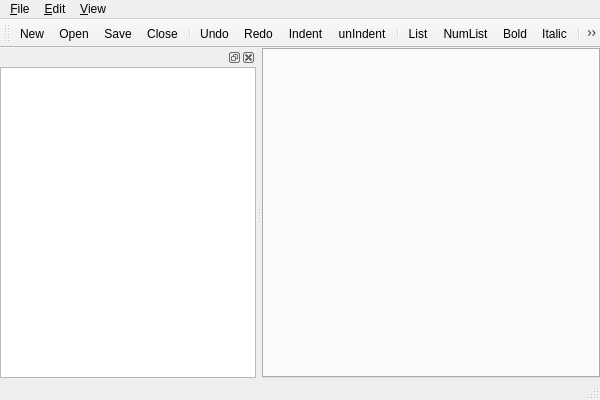
Qt form viMarkdown/viMarkdown/MainWindow.ui (vivisuke/viMarkdown) before a commit.
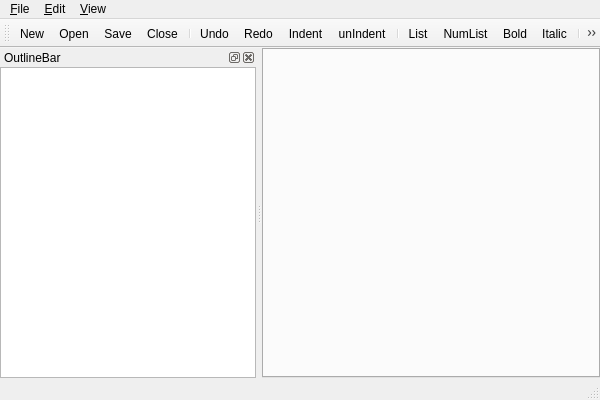
The same form after that commit. Icons and pictures are not drawn.

Commit message: 0058 ◎ C 12/15 12/15 0.001│ToDo│アウトラインバー：タイトル表示 0059 ◎ C 12/15 12/15 0.001│問題│何故かアクションのアイコンがすべて消えた

Diff of the .ui file:
```diff
--- a/viMarkdown/viMarkdown/MainWindow.ui
+++ b/viMarkdown/viMarkdown/MainWindow.ui
@@ -122,6 +122,9 @@
   </widget>
   <widget class="QStatusBar" name="statusBar"/>
   <widget class="QDockWidget" name="dockWidget">
+   <property name="windowTitle">
+    <string>OutlineBar</string>
+   </property>
    <attribute name="dockWidgetArea">
     <number>1</number>
    </attribute>
```
The commit also changes 1 other file.
